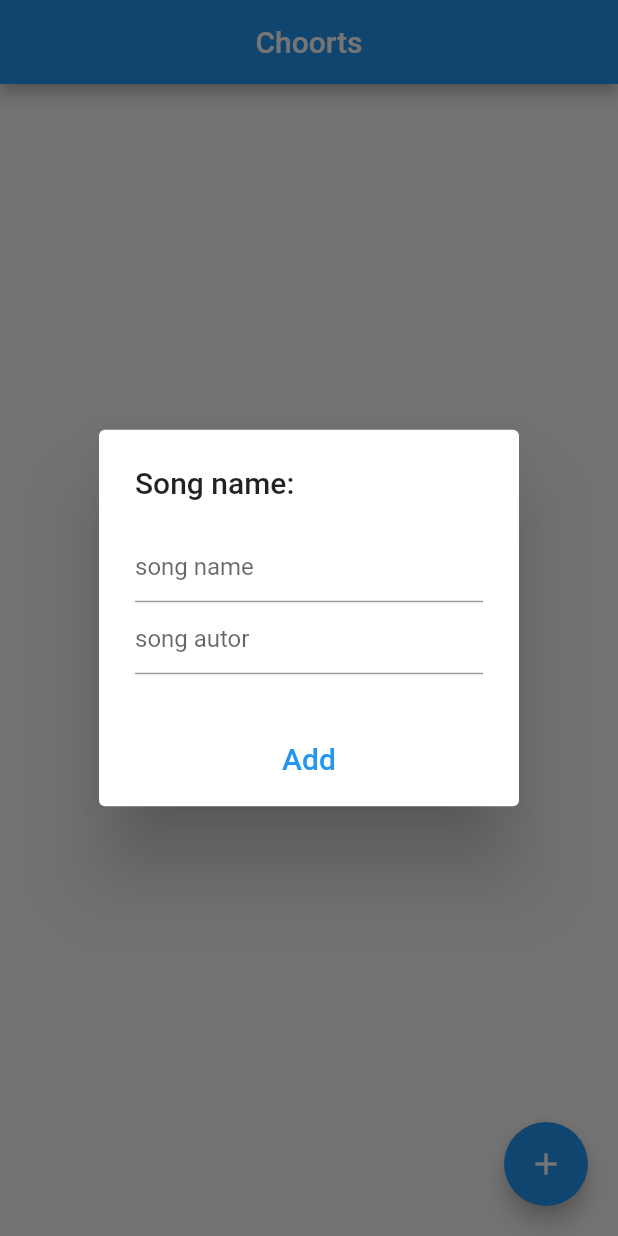
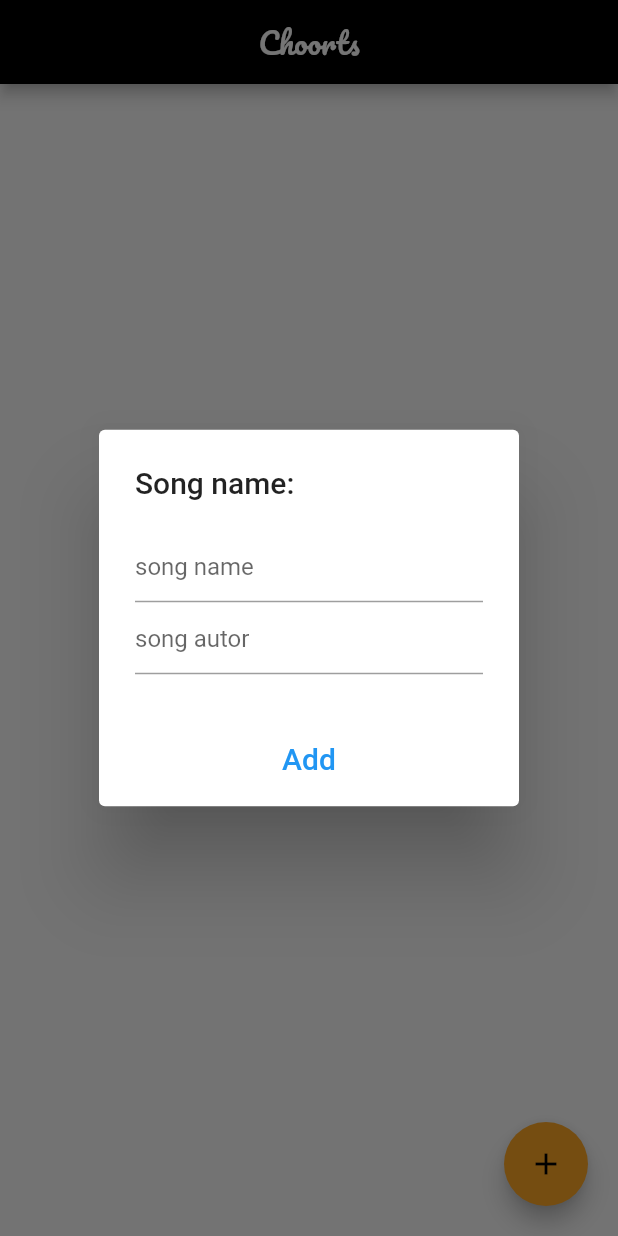
Before and after one commit to ZuchowskiM/Choorts, a Flutter app: the screen it shows after launch, after a tap on the "add" icon, on a phone screen of 412 x 824 dp. Run offline on Flutter 3.47's test engine with Material 2 defaults, Android fonts, the phone set to English and light mode, and no system bars; our stand-ins replace google_fonts, hive; accounts and stored records are empty.

Commit message:
Styling changes, Added custom theme, added cancel buttons to alertDialogs

```diff
--- a/lib/main.dart
+++ b/lib/main.dart
@@ -1,4 +1,6 @@
 import 'package:flutter/material.dart';
+import 'package:flutter/services.dart';
+import 'package:google_fonts/google_fonts.dart';
 import 'package:hive/hive.dart';
 import 'models/progressionModel.dart';
 import 'models/song.dart';
@@ -26,6 +28,16 @@ class MyApp extends StatelessWidget {
   Widget build(BuildContext context) {
     return MaterialApp(
       title: 'Choorts',
+      theme: ThemeData(
+        primaryColor: Colors.black,
+        accentColor: Colors.orange[400],
+
+        textTheme: TextTheme(
+          headline1: TextStyle(fontSize: 20, fontWeight: FontWeight.bold,  color: Colors.orange[600]),
+          headline2: TextStyle(fontSize: 20, color: Colors.black,),
+          headline3: TextStyle(fontSize: 18, fontStyle: FontStyle.italic),
+        )
+      ),
       home: SongList(),
     );
   }
@@ -103,8 +115,11 @@ class _SongListState extends State<SongList> {
   Widget build(BuildContext context) {
     return Scaffold(
       appBar: AppBar(
-        title: Text(title),
+        title: Text(title, style: GoogleFonts.pacifico(),),
         centerTitle: true,
+        backwardsCompatibility: false,
+        backgroundColor: Theme.of(context).primaryColor,
+        systemOverlayStyle: SystemUiOverlayStyle(statusBarColor: Colors.grey[900]),
       ),
       body:
         Column(
@@ -159,9 +174,9 @@ class _SongListState extends State<SongList> {
     return Container(
       margin: EdgeInsets.symmetric(vertical: 5),
       decoration: BoxDecoration(
-        color: Colors.blue,
+        color: Theme.of(context).primaryColor,
         border: Border.all(
-          color: Colors.blue,
+          //color: Colors.blue,
         ),
         borderRadius: BorderRadius.all(Radius.circular(20))
       ),
--- a/lib/strummingPattern.dart
+++ b/lib/strummingPattern.dart
@@ -15,9 +15,7 @@ class StrummingPattern extends StatelessWidget {
 
     return Column(mainAxisSize: MainAxisSize.min,
       children: [
-        Text(patternName, textAlign: TextAlign.center, style: TextStyle(
-          fontSize: 20,
-        ),),
+        Text(patternName, textAlign: TextAlign.center, style: Theme.of(context).textTheme.headline3),
         SizedBox(height: 30),
         Row(mainAxisAlignment: MainAxisAlignment.center,
           children: [
--- a/pubspec.yaml
+++ b/pubspec.yaml
@@ -26,7 +26,7 @@ dependencies:
   hive: ^2.0.4
   hive_flutter: ^1.0.0
   path_provider: ^2.0.1
-  # screenshot: ^0.3.0
+  google_fonts: ^2.0.0
 
 
   # The following adds the Cupertino Icons font to your application.
```
Also changed, not shown: lib/songDetails.dart (+27 -12 lines), pubspec.lock.
